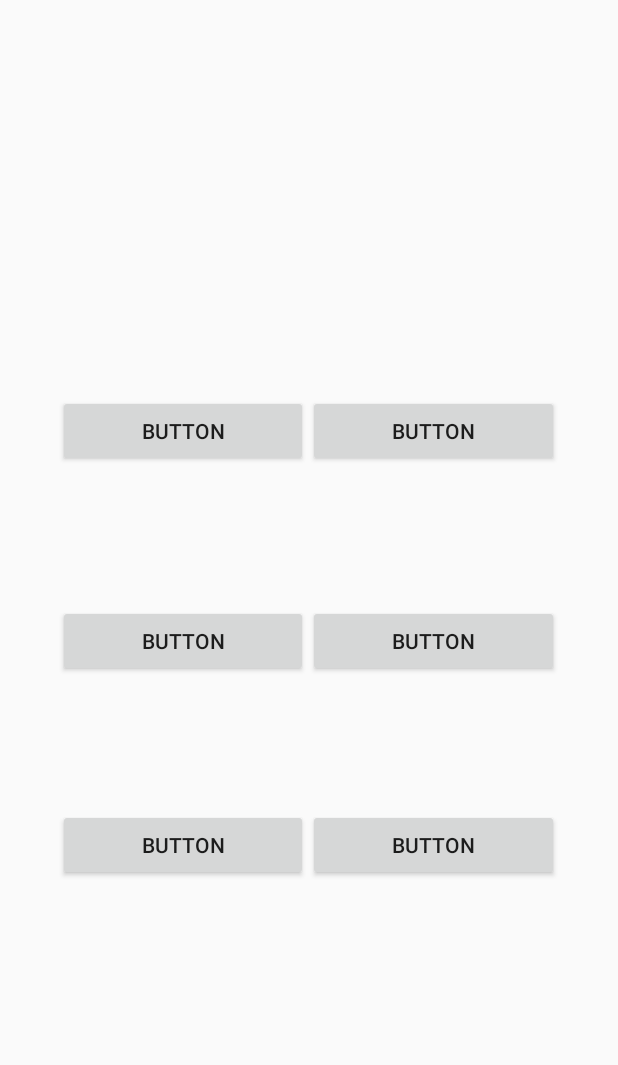
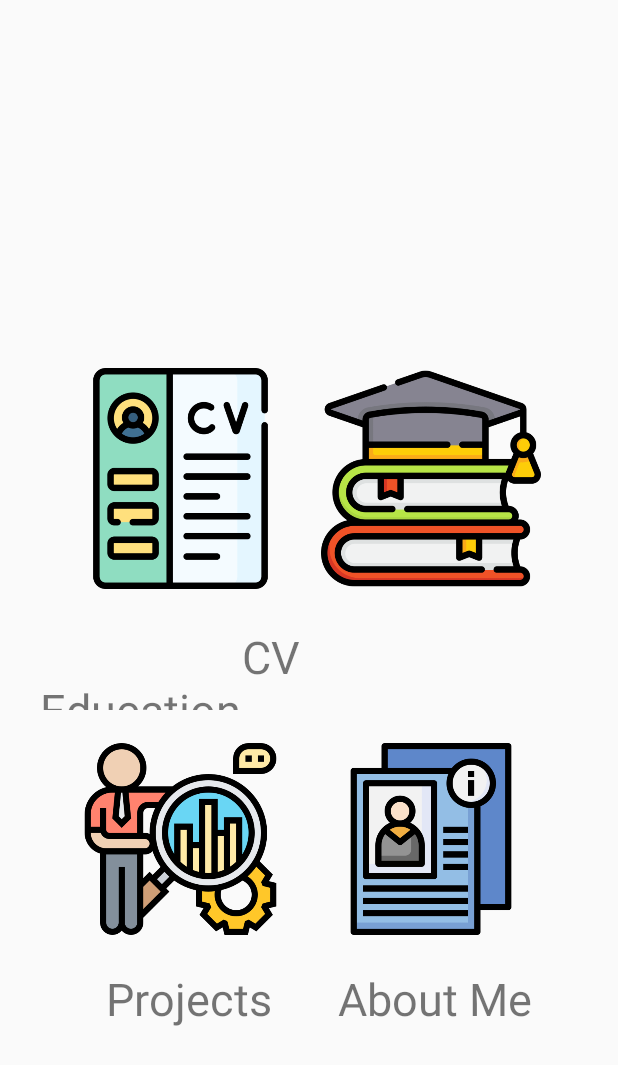
Before and after one commit to anjanayraina/MyApp, an Android app: the screen it shows after launch (DashBoard), on a phone screen of 412 x 824 dp. Shown: the top 1065 px of the screen. Run offline under Robolectric (Android 15) with nearby library versions, the phone set to English and light mode, and no system bars.

Commit message:
DashBoard Made

```diff
--- a/app/src/main/res/layout/activity_dash_board.xml
+++ b/app/src/main/res/layout/activity_dash_board.xml
@@ -13,82 +13,88 @@
         android:padding="10dp"
         app:layout_constraintBottom_toBottomOf="parent"
         app:layout_constraintEnd_toEndOf="parent"
-        app:layout_constraintHorizontal_bias="0.486"
+        app:layout_constraintHorizontal_bias="0.432"
         app:layout_constraintStart_toStartOf="parent"
         app:layout_constraintTop_toTopOf="parent"
-        app:layout_constraintVertical_bias="0.908">
+        app:layout_constraintVertical_bias="0.788">
 
         <LinearLayout
             android:layout_width="match_parent"
-            android:layout_height="140dp"
+            android:layout_height="196dp"
             android:orientation="horizontal"
-            android:padding="10dp">
+            android:padding="10dp"
+            android:paddingBottom="40dp">
 
-            <Button
+            <ImageView
                 android:id="@+id/button"
+
+
                 android:layout_width="wrap_content"
-                android:layout_height="wrap_content"
+                android:layout_height="175dp"
                 android:layout_weight="1"
                 android:padding="10dp"
+                android:src="@drawable/cv"
                 android:text="Button" />
 
-            <Button
+            <ImageView
                 android:id="@+id/button2"
                 android:layout_width="wrap_content"
-                android:layout_height="wrap_content"
+                android:layout_height="175dp"
                 android:layout_weight="1"
                 android:padding="10dp"
+                android:src="@drawable/education"
                 android:text="Button"
                 app:layout_constraintEnd_toEndOf="parent"
                 app:layout_constraintStart_toStartOf="parent" />
         </LinearLayout>
 
+        <TextView
+
+            android:textSize="30dp"
+
+            android:id="@+id/textView"
+            android:layout_width="349dp"
+            android:layout_height="56dp"
+
+            android:text="\t\t\t\t\t\t\t\t\t  CV           Education " />
+
         <LinearLayout
             android:layout_width="match_parent"
-            android:layout_height="136dp"
+            android:layout_height="172dp"
             android:orientation="horizontal"
-            android:padding="10dp">
+            android:padding="10dp"
 
-            <Button
+            android:paddingTop="20dp">
+
+            <ImageView
+
                 android:id="@+id/button3"
                 android:layout_width="wrap_content"
                 android:layout_height="wrap_content"
                 android:layout_weight="1"
                 android:padding="10dp"
+                android:src="@drawable/testing"
                 android:text="Button" />
 
-            <Button
+            <ImageView
                 android:id="@+id/button4"
                 android:layout_width="wrap_content"
                 android:layout_height="wrap_content"
                 android:layout_weight="1"
                 android:padding="10dp"
+                android:src="@drawable/information"
                 android:text="Button" />
         </LinearLayout>
 
-        <LinearLayout
-            android:layout_width="match_parent"
-            android:layout_height="178dp"
-            android:orientation="horizontal"
-            android:padding="10dp"
-            app:layout_constraintEnd_toEndOf="parent"
-            app:layout_constraintStart_toStartOf="parent">
+        <TextView
+            android:textSize="30dp"
 
-            <Button
-                android:id="@+id/button5"
-                android:layout_width="wrap_content"
-                android:layout_height="wrap_content"
-                android:layout_weight="1"
-                android:padding="10dp"
-                android:text="Button" />
 
-            <Button
-                android:id="@+id/button6"
-                android:layout_width="wrap_content"
-                android:layout_height="wrap_content"
-                android:layout_weight="1"
-                android:padding="10dp"
-                android:text="Button" />
-        </LinearLayout>
+            android:id="@+id/textView2"
+            android:layout_width="351dp"
+            android:layout_height="69dp"
+            android:text="      Projects      About Me" />
+
     </LinearLayout>
+
 </androidx.constraintlayout.widget.ConstraintLayout>
```
Also changed, not shown: app/src/main/res/drawable/cv.png (added), app/src/main/res/drawable/education.png (added), app/src/main/res/drawable/information.png (added), app/src/main/res/drawable/testing.png (added).
